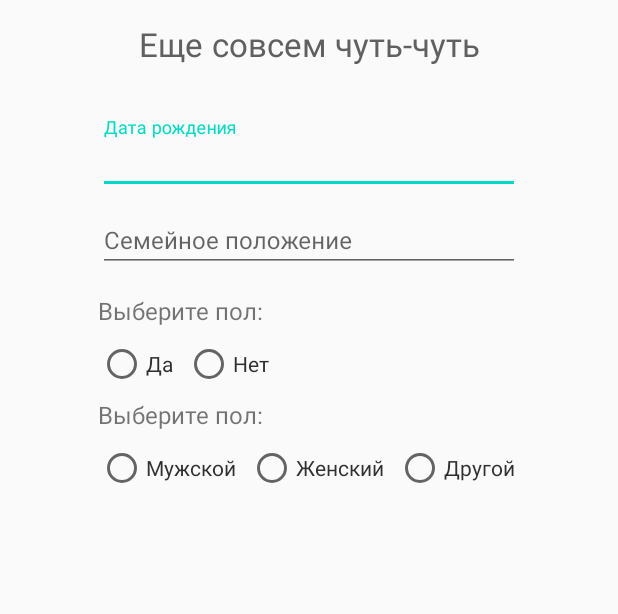
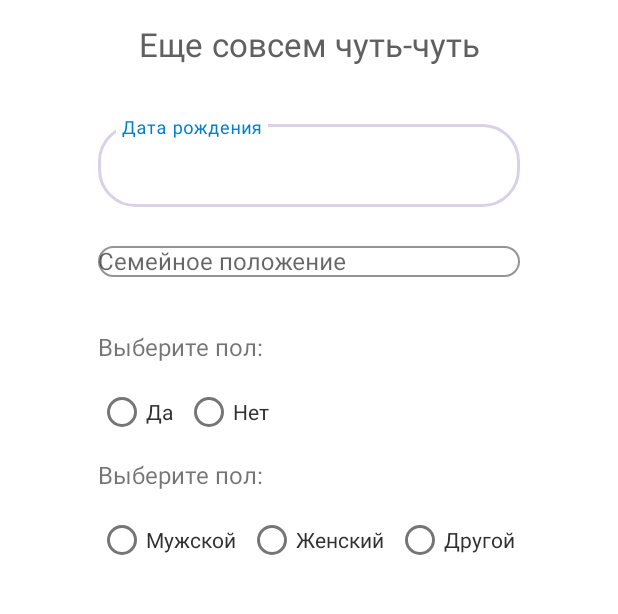
Before and after one commit to aiekseu/hackathon_park_mobile, an Android app: the layout fragment_register_secondpage.xml on its own in the app's theme, with its tools: preview values and no code run, on a phone screen of 412 x 824 dp, the part 276-890 px from its top. Run offline under Robolectric (Android 15) with nearby library versions, the phone set to English and light mode, and no system bars.

```diff
--- a/app/src/main/AndroidManifest.xml
+++ b/app/src/main/AndroidManifest.xml
@@ -9,7 +9,7 @@
         android:label="@string/app_name"
         android:roundIcon="@mipmap/ic_launcher_round"
         android:supportsRtl="true"
-        android:theme="@style/AppTheme">
+        android:theme="@style/ApplicationTheme">
         <activity android:name=".aMain.MainActivity">
             <intent-filter>
                 <action android:name="android.intent.action.MAIN" />
--- a/app/src/main/java/com/sconzo/hackathon_park_mobile/fRegister/RegisterPresenter.kt
+++ b/app/src/main/java/com/sconzo/hackathon_park_mobile/fRegister/RegisterPresenter.kt
@@ -101,7 +101,8 @@ class RegisterPresenter: MvpPresenter<RegisterView>() {
         // Password2 Validation
         val isRepeatPasswordValid = isPassword2Valid(password, password2)
 
-        return isEmailValid && isNameValid &&  isPasswordValid && isRepeatPasswordValid
+        //return isEmailValid && isNameValid &&  isPasswordValid && isRepeatPasswordValid
+        return true
     }
 
 
--- a/app/src/main/res/layout/fragment_register_secondpage.xml
+++ b/app/src/main/res/layout/fragment_register_secondpage.xml
@@ -181,7 +181,7 @@
         android:backgroundTint="#845E92"
         android:fontFamily="@font/dm_sans_medium"
         android:text="Регистрация"
-        android:textColor="#000"
+        android:textColor="#fff"
         android:textSize="26sp"
         app:cornerRadius="25dp"
         app:layout_constraintBottom_toBottomOf="parent"
```
